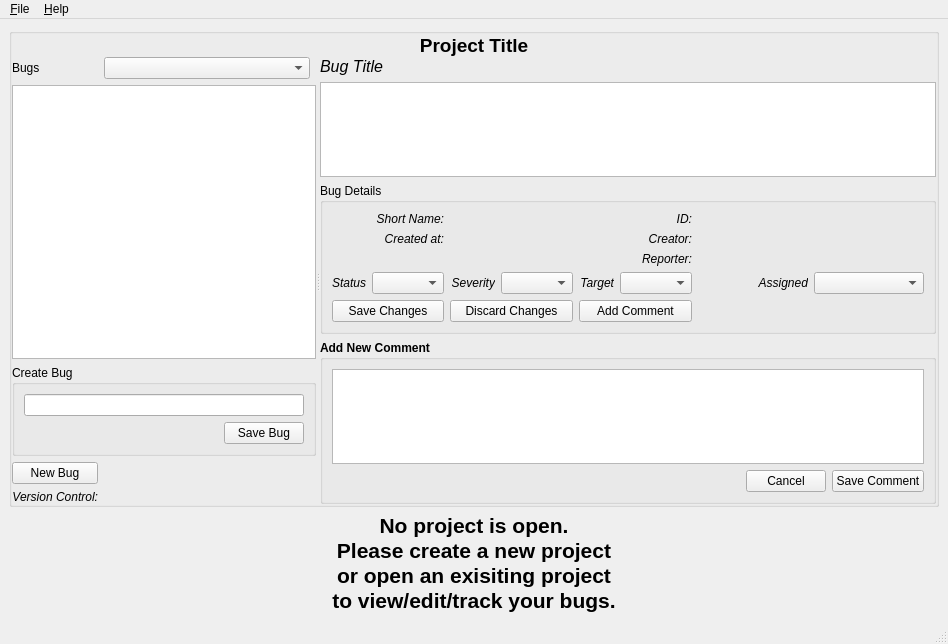
Old version of the form qtbe/resources/mainwindow.ui in the repository nsmgr8/qtbe.
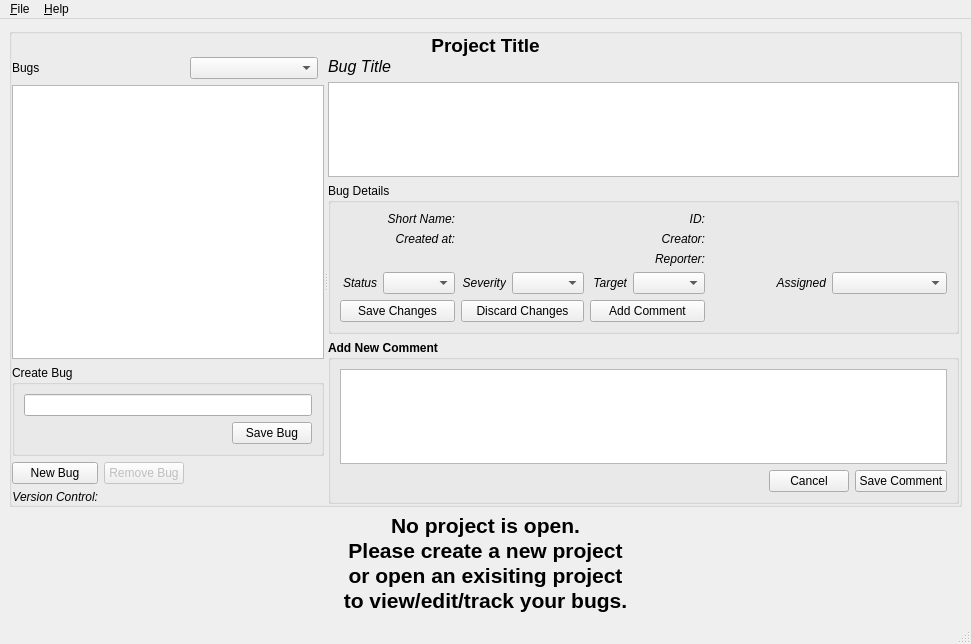
New version of the form.

The edit to the form file:
```diff
--- a/qtbe/resources/mainwindow.ui
+++ b/qtbe/resources/mainwindow.ui
@@ -6,7 +6,7 @@
    <rect>
     <x>0</x>
     <y>0</y>
-    <width>948</width>
+    <width>971</width>
     <height>644</height>
    </rect>
   </property>
@@ -67,14 +67,14 @@
              </property>
             </widget>
            </item>
-           <item row="1" column="0" colspan="3">
+           <item row="1" column="0" colspan="4">
             <widget class="QTableView" name="bugTable">
              <property name="alternatingRowColors">
               <bool>true</bool>
              </property>
             </widget>
            </item>
-           <item row="2" column="0" colspan="3">
+           <item row="2" column="0" colspan="4">
             <widget class="QGroupBox" name="newBugBox">
              <property name="title">
               <string>Create Bug</string>
@@ -133,24 +133,7 @@
              </property>
             </widget>
            </item>
-           <item row="4" column="1">
-            <widget class="QLabel" name="vcsLabel">
-             <property name="font">
-              <font>
-               <weight>50</weight>
-               <italic>false</italic>
-               <bold>false</bold>
-              </font>
-             </property>
-             <property name="text">
-              <string/>
-             </property>
-             <property name="alignment">
-              <set>Qt::AlignLeading|Qt::AlignLeft|Qt::AlignVCenter</set>
-             </property>
-            </widget>
-           </item>
-           <item row="3" column="1">
+           <item row="3" column="2">
             <spacer name="horizontalSpacer_2">
              <property name="orientation">
               <enum>Qt::Horizontal</enum>
@@ -163,9 +146,36 @@
              </property>
             </spacer>
            </item>
-           <item row="0" column="1">
+           <item row="0" column="2">
             <widget class="QComboBox" name="bugSortCombo"/>
            </item>
+           <item row="3" column="1">
+            <widget class="QPushButton" name="removeBugButton">
+             <property name="enabled">
+              <bool>false</bool>
+             </property>
+             <property name="text">
+              <string>Remove Bug</string>
+             </property>
+            </widget>
+           </item>
+           <item row="4" column="1" colspan="2">
+            <widget class="QLabel" name="vcsLabel">
+             <property name="font">
+              <font>
+               <weight>50</weight>
+               <italic>false</italic>
+               <bold>false</bold>
+              </font>
+             </property>
+             <property name="text">
+              <string/>
+             </property>
+             <property name="alignment">
+              <set>Qt::AlignLeading|Qt::AlignLeft|Qt::AlignVCenter</set>
+             </property>
+            </widget>
+           </item>
           </layout>
          </widget>
          <widget class="QWidget" name="layoutWidget">
@@ -555,7 +565,7 @@
     <rect>
      <x>0</x>
      <y>0</y>
-     <width>948</width>
+     <width>971</width>
      <height>25</height>
     </rect>
    </property>
```
Left out of the diff: 32 changed lines with no effect on the pictures.
